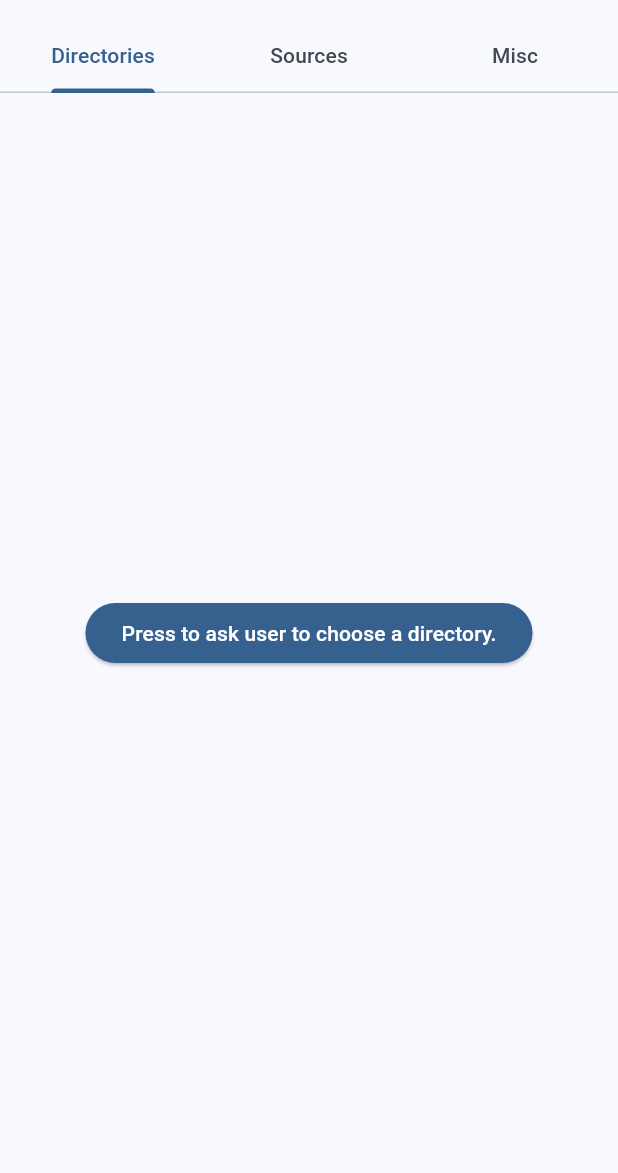
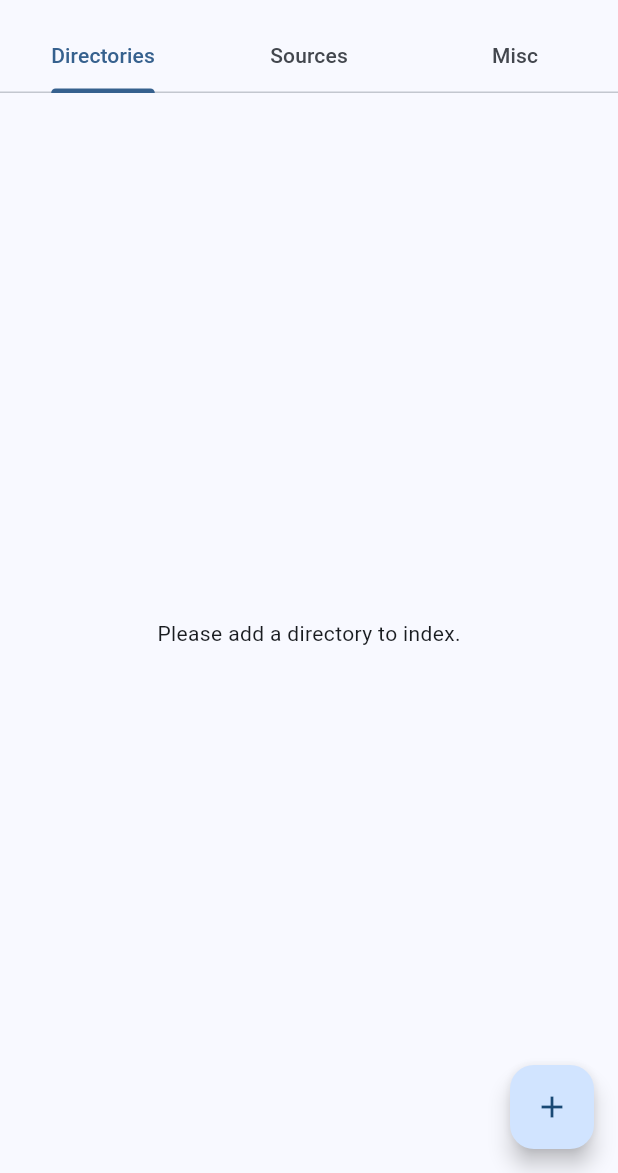
Before and after one commit to Dry-Leaf/kaimen, a Flutter app: the screen it shows after launch, on a phone screen of 412 x 824 dp, the part 63-1236 px from its top. Run offline on Flutter 3.47's test engine with Material 3 defaults, Android fonts, the phone set to English and light mode, and no system bars; missing offline and left inert: file_selector, toml, window_manager.

Commit message:
settings page progress

```diff
--- a/frontend/lib/_settings_page.dart
+++ b/frontend/lib/_settings_page.dart
@@ -5,7 +5,6 @@ import 'package:provider/provider.dart';
 import 'package:flutter/material.dart';
 
 import 'package:file_selector/file_selector.dart';
-import 'package:flutter/foundation.dart';
 
 class MiscTab extends StatefulWidget {
   const MiscTab({super.key});
@@ -64,9 +63,7 @@ class _MiscTabState extends State<MiscTab> {
 /// Screen that shows an example of getDirectoryPath
 class DirectoryTab extends StatelessWidget {
   /// Default Constructor
-  DirectoryTab({super.key});
-
-  final bool _isIOS = !kIsWeb && defaultTargetPlatform == TargetPlatform.iOS;
+  const DirectoryTab({super.key});
 
   Future<void> _getDirectoryPath(BuildContext context) async {
     const String confirmButtonText = 'Choose';
@@ -87,23 +84,17 @@ class DirectoryTab extends StatelessWidget {
 
   @override
   Widget build(BuildContext context) {
-    final ColorScheme colorScheme = Theme.of(context).colorScheme;
+    //final ColorScheme colorScheme = Theme.of(context).colorScheme;
 
     return Scaffold(
-      body: Center(
-        child: Column(
-          mainAxisAlignment: MainAxisAlignment.center,
-          children: <Widget>[
-            ElevatedButton(
-              style: ElevatedButton.styleFrom(
-                backgroundColor: colorScheme.primary,
-                foregroundColor: Colors.white,
-              ),
-              onPressed: _isIOS ? null : () => _getDirectoryPath(context),
-              child: const Text('Press to ask user to choose a directory.'),
-            ),
-          ],
-        ),
+      body: Center(child: Text('Please add a directory to index.')),
+
+      floatingActionButton: FloatingActionButton(
+        onPressed: () {
+          _getDirectoryPath(context);
+        },
+        tooltip: 'Add Directory',
+        child: const Icon(Icons.add),
       ),
     );
   }
@@ -148,8 +139,24 @@ class _SourcesTabState extends State<SourcesTab> {
           color: itemColor,
           child: SizedBox(
             height: 60,
-            width: 400,
-            child: Center(child: Text('${boards[index]["name"]}')),
+            width: 300,
+            child: Row(
+              mainAxisAlignment: MainAxisAlignment.spaceEvenly,
+              crossAxisAlignment: CrossAxisAlignment.center,
+              children: [
+                Text('${boards[index]["name"]}'),
+                IconButton(
+                  icon: const Icon(Icons.edit),
+                  onPressed: () {
+                    showDialog<void>(
+                      context: context,
+                      builder: (BuildContext context) =>
+                          TextDisplay('${boards[index]["url"]}'),
+                    );
+                  },
+                ),
+              ],
+            ),
           ),
         ),
     ];
@@ -169,7 +176,7 @@ class _SourcesTabState extends State<SourcesTab> {
           return Transform.scale(
             scale: scale,
             child: SizedBox(
-              width: 400, // Keep the width same as original cards
+              width: 300, // Keep the width same as original cards
               child:
                   child, // Use the passed-in child widget directly, NOT cards[index]
             ),
@@ -179,9 +186,10 @@ class _SourcesTabState extends State<SourcesTab> {
       );
     }
 
-    return Center(
+    return Scaffold(
+      body: Center(
         child: SizedBox(
-        width: 400, // This sets the overall width of the list area to 400px
+          width: 300, // This sets the overall width of the list area to 400px
           child: ReorderableListView(
             padding: const EdgeInsets.symmetric(horizontal: 40),
             proxyDecorator: proxyDecorator,
@@ -196,6 +204,14 @@ class _SourcesTabState extends State<SourcesTab> {
             },
             children: cards,
           ),
+        ),
+      ),
+      floatingActionButton: FloatingActionButton(
+        onPressed: () {
+          debugPrint("WIP");
+        },
+        tooltip: 'Add Source',
+        child: const Icon(Icons.add),
       ),
     );
   }
```
Also changed, not shown: 2 other files. Lines whose indentation alone changed are shown as unchanged.
